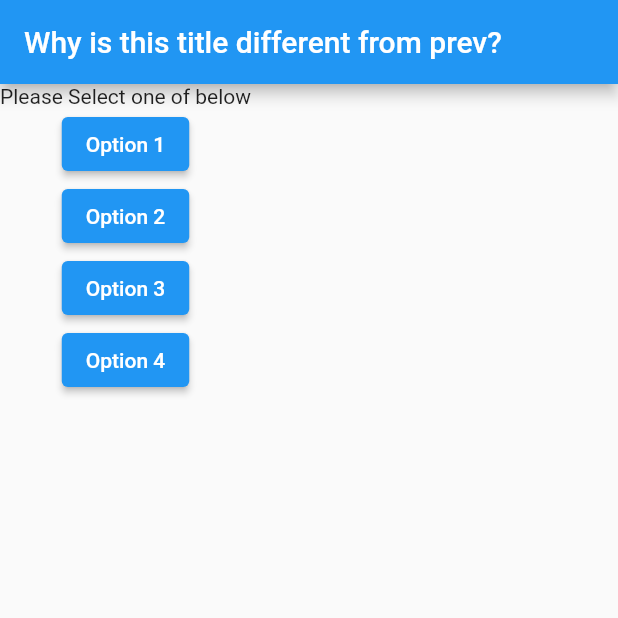
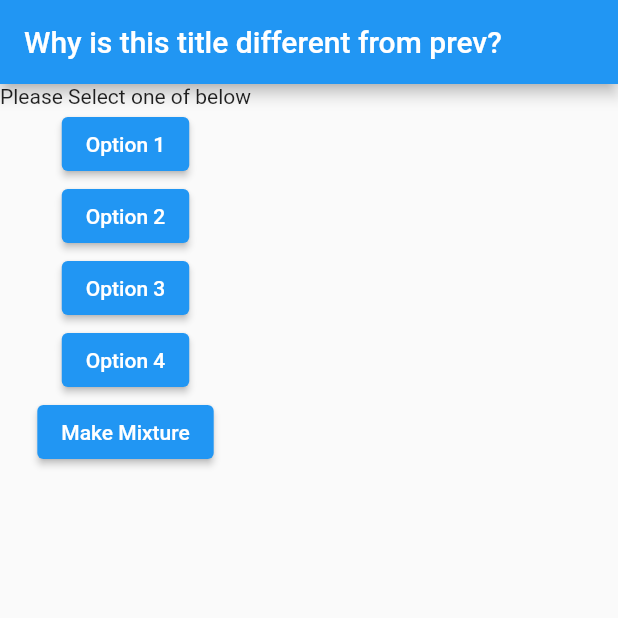
Before and after one commit to alikaratas17/Liquid-Mixing-Robot-Project, a Flutter app: the screen it shows after launch, on a phone screen of 412 x 824 dp, the top half of it. Run offline on Flutter 3.47's test engine with Material 2 defaults, Android fonts, the phone set to English and light mode, and no system bars.

Commit message:
Added correct sending mechanism to app

```diff
--- a/App/mixture_selector/lib/main.dart
+++ b/App/mixture_selector/lib/main.dart
@@ -6,6 +6,8 @@ import 'package:http/http.dart' as http;
 
 void main()=> runApp(MyApp());
 class MyApp extends StatelessWidget{
+  var drinks = ["Lemon Juice", "Orange Juice", "Grenadine Juice", "Apple Juice"];
+  var amounts = [0.0,0.0,0.0,0.0];
   @override
   Widget build(BuildContext context){
     return MaterialApp(title: 'Select a Mixture',
@@ -15,10 +17,22 @@ class MyApp extends StatelessWidget{
       ElevatedButton(onPressed: opt2_func, child: Text('Option 2')),
       ElevatedButton(onPressed: opt3_func, child: Text('Option 3')),
       ElevatedButton(onPressed: opt4_func, child: Text('Option 4')),
+      ElevatedButton(onPressed: send_mixture, child: Text('Make Mixture')),
     ]),));
   }
+void send_mixture() async{
+  String my_url = 'https://io.adafruit.com/api/v2/akaratas17/feeds/message/data?X-AIO-Key='+ my_key.key;
+  double total = amounts.reduce((v, e) => v+e)+1e-12; // Check if this is valid to get sum
+  var percentages = [0,0,0,0];
+  for (int i = 0; i< 3; i++)
+    percentages[i] = (100.0*amounts[i]/total).round();
+  percentages[3] = 100 - percentages.reduce((v, e) => v+e); // Check if this is valid to get sum
+  String mixture = percentages[0].toString()+','+percentages[1].toString()+','+percentages[2].toString()+','+percentages[3].toString(); // Format should be 4 ints (percentages) separated by ','
+  final response = await http.post(Uri.parse(my_url),body:{'value':mixture});
+  print(response.statusCode.toString()); // For debugging
+}
+}
 
-}
 void opt1_func() async{
   String my_url = 'https://io.adafruit.com/api/v2/akaratas17/feeds/message/data?X-AIO-Key='+ my_key.key;
   String option = "Option 1";
```
